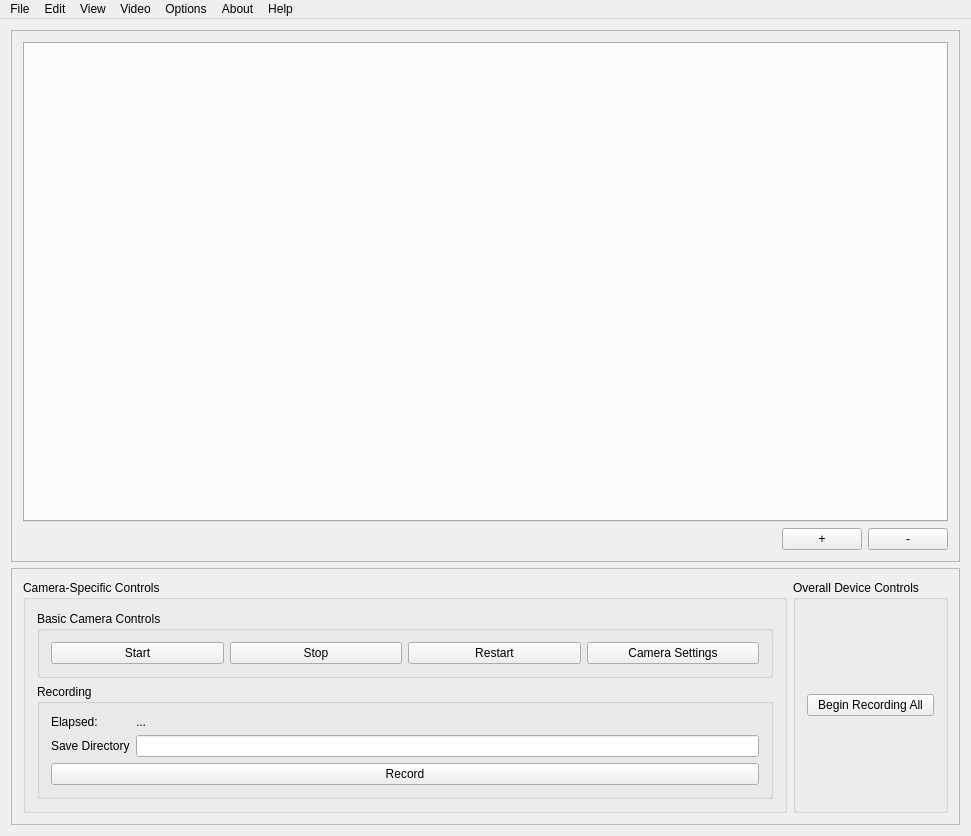
This is src/Windows/MainWindow.ui in m-riley04/ModularSensorSystem as Qt 5 draws it before an edit. The edited form follows.
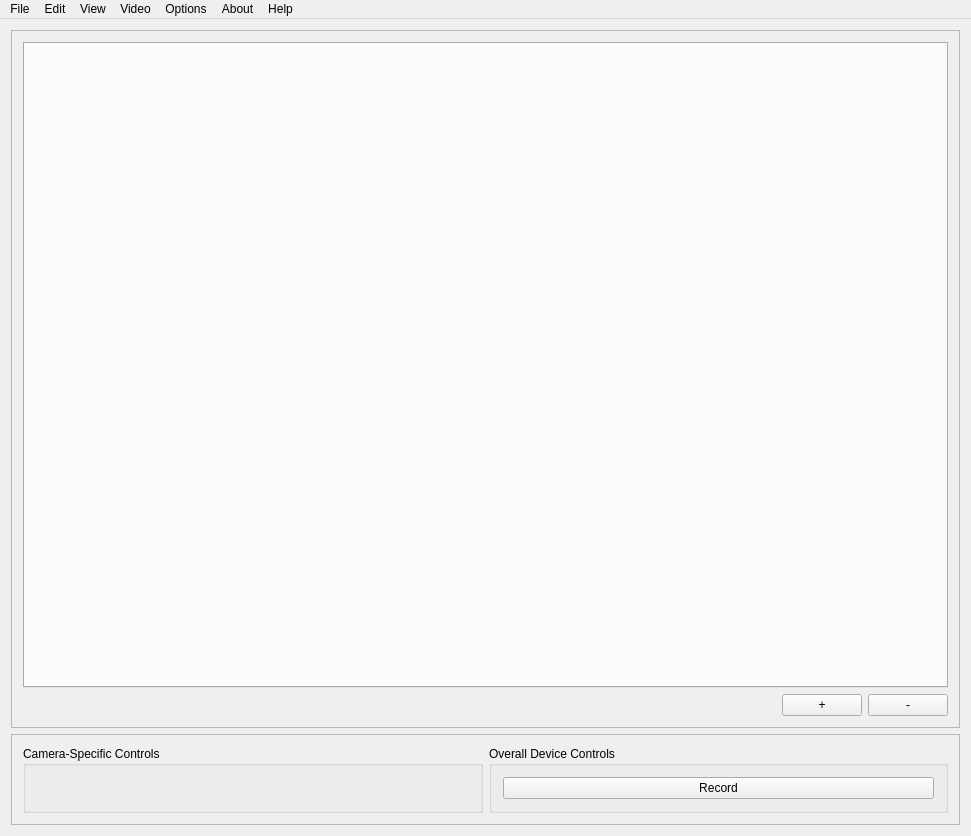
This is the edited form. Custom widgets are drawn as their Qt base class.

Commit message: seperate camera controls

```diff
--- a/src/Windows/MainWindow.ui
+++ b/src/Windows/MainWindow.ui
@@ -77,81 +77,7 @@
          </property>
          <layout class="QVBoxLayout" name="verticalLayout">
           <item>
-           <widget class="QGroupBox" name="groupBox">
-            <property name="title">
-             <string>Basic Camera Controls</string>
-            </property>
-            <layout class="QHBoxLayout" name="horizontalLayout_3">
-             <item>
-              <widget class="QPushButton" name="buttonStart">
-               <property name="text">
-                <string>Start</string>
-               </property>
-              </widget>
-             </item>
-             <item>
-              <widget class="QPushButton" name="buttonStop">
-               <property name="text">
-                <string>Stop</string>
-               </property>
-              </widget>
-             </item>
-             <item>
-              <widget class="QPushButton" name="buttonRestart">
-               <property name="text">
-                <string>Restart</string>
-               </property>
-              </widget>
-             </item>
-             <item>
-              <widget class="QPushButton" name="buttonCameraSettings">
-               <property name="text">
-                <string>Camera Settings</string>
-               </property>
-              </widget>
-             </item>
-            </layout>
-           </widget>
-          </item>
-          <item>
-           <widget class="QGroupBox" name="groupBox_2">
-            <property name="title">
-             <string>Recording</string>
-            </property>
-            <layout class="QGridLayout" name="gridLayout">
-             <item row="2" column="1" colspan="2">
-              <widget class="QPushButton" name="buttonRecord">
-               <property name="text">
-                <string>Record</string>
-               </property>
-              </widget>
-             </item>
-             <item row="0" column="1">
-              <widget class="QLabel" name="labelElapsedTitle">
-               <property name="text">
-                <string>Elapsed: </string>
-               </property>
-              </widget>
-             </item>
-             <item row="0" column="2">
-              <widget class="QLabel" name="labelElapsed">
-               <property name="text">
-                <string>...</string>
-               </property>
-              </widget>
-             </item>
-             <item row="1" column="1">
-              <widget class="QLabel" name="label">
-               <property name="text">
-                <string>Save Directory</string>
-               </property>
-              </widget>
-             </item>
-             <item row="1" column="2">
-              <widget class="QLineEdit" name="inputSaveDirectory"/>
-             </item>
-            </layout>
-           </widget>
+           <widget class="CameraControls" name="cameraControls" native="true"/>
           </item>
          </layout>
         </widget>
@@ -163,9 +89,9 @@
          </property>
          <layout class="QVBoxLayout" name="verticalLayout_3">
           <item>
-           <widget class="QPushButton" name="buttonRecordAll">
+           <widget class="QPushButton" name="buttonRecord">
             <property name="text">
-             <string>Begin Recording All</string>
+             <string>Record</string>
             </property>
            </widget>
           </item>
@@ -280,6 +206,14 @@
   </action>
  </widget>
  <layoutdefault spacing="6" margin="11"/>
+ <customwidgets>
+  <customwidget>
+   <class>CameraControls</class>
+   <extends>QWidget</extends>
+   <header>Widgets/CameraControls/cameracontrols.h</header>
+   <container>1</container>
+  </customwidget>
+ </customwidgets>
  <resources>
   <include location="../MainWindow.qrc"/>
  </resources>
```
The commit also changes 8 other files.
